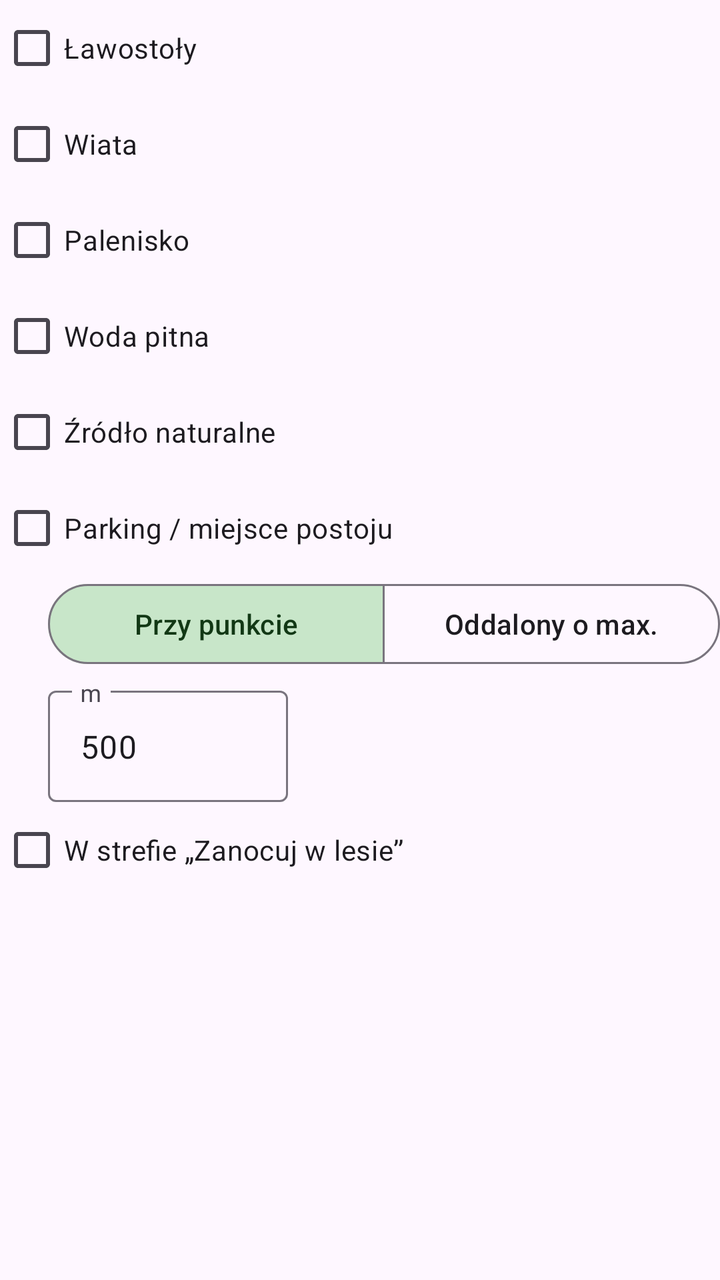
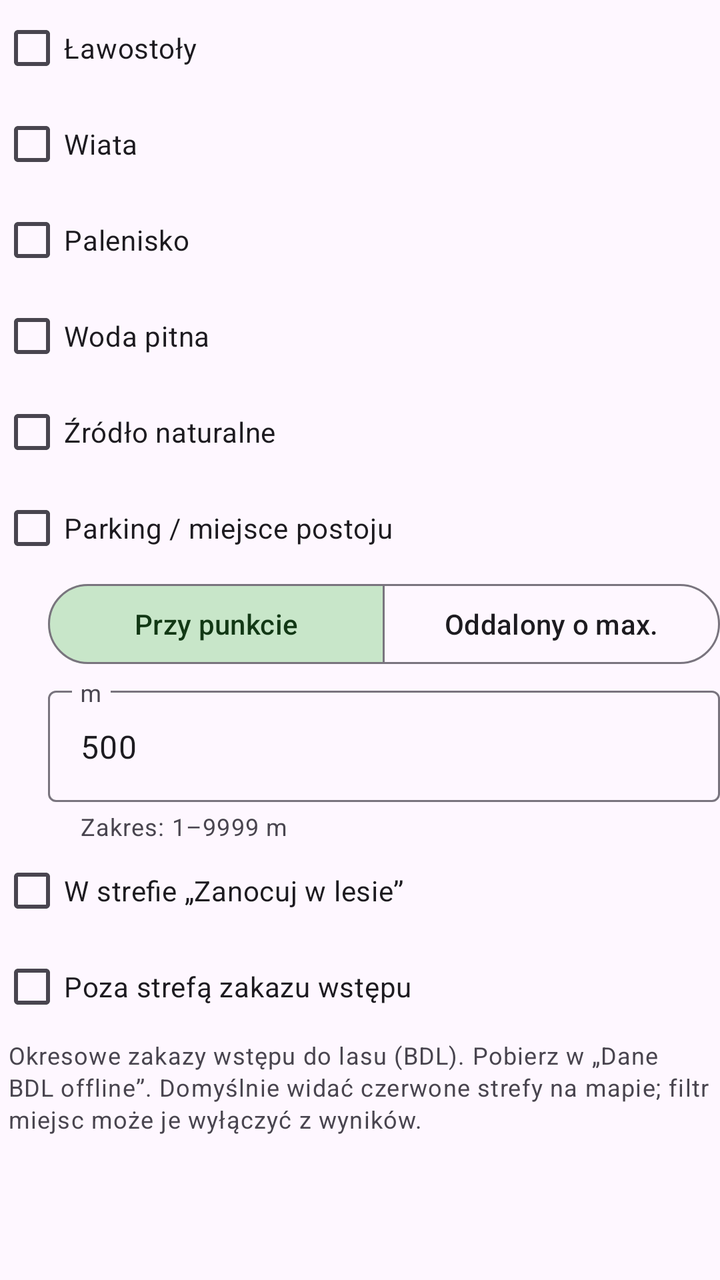

Two renders of the same Android screen: before a commit and after it. Below are the layout's source before the change and the commit's diff.
<!-- AndroidManifest.xml: application theme Theme.NaviLas -->
<!-- res/layout/browse_car_filter_controls.xml -->
<?xml version="1.0" encoding="utf-8"?>
<LinearLayout xmlns:android="http://schemas.android.com/apk/res/android"
    xmlns:app="http://schemas.android.com/apk/res-auto"
    android:layout_width="match_parent"
    android:layout_height="wrap_content"
    android:orientation="vertical">

    <CheckBox
        android:id="@+id/browseFilterLawostoly"
        android:layout_width="match_parent"
        android:layout_height="wrap_content"
        android:text="@string/browse_filter_lawostoly" />

    <CheckBox
        android:id="@+id/browseFilterWiata"
        android:layout_width="match_parent"
        android:layout_height="wrap_content"
        android:text="@string/browse_filter_wiata" />

    <CheckBox
        android:id="@+id/browseFilterPalenisko"
        android:layout_width="match_parent"
        android:layout_height="wrap_content"
        android:text="@string/browse_filter_palenisko" />

    <CheckBox
        android:id="@+id/browseFilterWodaPitna"
        android:layout_width="match_parent"
        android:layout_height="wrap_content"
        android:text="@string/browse_filter_woda_pitna" />

    <CheckBox
        android:id="@+id/browseFilterZrodlo"
        android:layout_width="match_parent"
        android:layout_height="wrap_content"
        android:text="@string/browse_filter_zrodlo" />

    <CheckBox
        android:id="@+id/browseFilterParking"
        android:layout_width="match_parent"
        android:layout_height="wrap_content"
        android:text="@string/browse_filter_parking" />

    <com.google.android.material.button.MaterialButtonToggleGroup
        android:id="@+id/browseParkingProximityToggle"
        android:layout_width="match_parent"
        android:layout_height="wrap_content"
        android:layout_marginStart="24dp"
        app:checkedButton="@+id/btnParkingNearPoint"
        app:selectionRequired="true"
        app:singleSelection="true">

        <com.google.android.material.button.MaterialButton
            android:id="@+id/btnParkingNearPoint"
            style="@style/Widget.Material3.Button.OutlinedButton"
            android:layout_width="0dp"
            android:layout_height="wrap_content"
            android:layout_weight="1"
            android:text="@string/browse_parking_near_point" />

        <com.google.android.material.button.MaterialButton
            android:id="@+id/btnParkingMaxDistance"
            style="@style/Widget.Material3.Button.OutlinedButton"
            android:layout_width="0dp"
            android:layout_height="wrap_content"
            android:layout_weight="1"
            android:text="@string/browse_parking_max_distance" />
    </com.google.android.material.button.MaterialButtonToggleGroup>

    <com.google.android.material.textfield.TextInputLayout
        android:id="@+id/browseParkingMaxMetersLayout"
        android:layout_width="120dp"
        android:layout_height="wrap_content"
        android:layout_marginStart="24dp"
        android:layout_marginTop="4dp"
        android:hint="@string/browse_parking_meters_hint">

        <com.google.android.material.textfield.TextInputEditText
            android:id="@+id/browseParkingMaxMeters"
            android:layout_width="match_parent"
            android:layout_height="wrap_content"
            android:imeOptions="actionDone"
            android:inputType="number"
            android:maxLength="4"
            android:text="500" />
    </com.google.android.material.textfield.TextInputLayout>

    <CheckBox
        android:id="@+id/browseFilterZanocuj"
        android:layout_width="match_parent"
        android:layout_height="wrap_content"
        android:text="@string/browse_filter_zanocuj" />
</LinearLayout>
<!-- resources referenced by this layout -->
<resources>
  <string name="browse_filter_lawostoly">Ławostoły</string>
  <string name="browse_filter_palenisko">Palenisko</string>
  <string name="browse_filter_parking">Parking / miejsce postoju</string>
  <string name="browse_filter_wiata">Wiata</string>
  <string name="browse_filter_woda_pitna">Woda pitna</string>
  <string name="browse_filter_zanocuj">W strefie „Zanocuj w lesie”</string>
  <string name="browse_filter_zrodlo">Źródło naturalne</string>
  <string name="browse_parking_max_distance">Oddalony o max.</string>
  <string name="browse_parking_meters_hint">m</string>
  <string name="browse_parking_near_point">Przy punkcie</string>
  <style name="Theme.NaviLas" parent="Theme.Material3.DayNight.NoActionBar">
          <item name="colorPrimary">@color/forest_green</item>
          <item name="colorOnPrimary">@color/forest_on_primary</item>
          <item name="colorPrimaryContainer">@color/forest_container</item>
          <item name="colorOnPrimaryContainer">@color/forest_on_container</item>
          <item name="colorSecondary">@color/forest_green</item>
          <item name="colorOnSecondary">@color/forest_on_primary</item>
          <item name="colorSecondaryContainer">@color/forest_container</item>
          <item name="colorOnSecondaryContainer">@color/forest_on_container</item>
          <item name="android:statusBarColor">@color/toolbar_green</item>
          <item name="android:navigationBarColor">?attr/colorSurface</item>
          <item name="android:windowLightStatusBar">false</item>
      </style>
  <color name="forest_green">#1B5E20</color>
  <color name="forest_on_primary">#FFFFFF</color>
  <color name="forest_container">#C8E6C9</color>
  <color name="forest_on_container">#123815</color>
  <color name="toolbar_green">#1B5E20</color>
</resources>

<!-- the commit's change to res/layout/browse_car_filter_controls.xml (unified diff, before → after) -->
@@ -69,11 +69,13 @@
 
     <com.google.android.material.textfield.TextInputLayout
         android:id="@+id/browseParkingMaxMetersLayout"
-        android:layout_width="120dp"
+        android:layout_width="match_parent"
         android:layout_height="wrap_content"
         android:layout_marginStart="24dp"
         android:layout_marginTop="4dp"
-        android:hint="@string/browse_parking_meters_hint">
+        android:hint="@string/browse_parking_meters_hint"
+        app:helperText="@string/browse_parking_meters_range"
+        app:helperTextEnabled="true">
 
         <com.google.android.material.textfield.TextInputEditText
             android:id="@+id/browseParkingMaxMeters"
@@ -90,4 +92,18 @@
         android:layout_width="match_parent"
         android:layout_height="wrap_content"
         android:text="@string/browse_filter_zanocuj" />
+
+    <CheckBox
+        android:id="@+id/browseFilterExcludeEntryBan"
+        android:layout_width="match_parent"
+        android:layout_height="wrap_content"
+        android:text="@string/browse_filter_exclude_entry_ban" />
+
+    <TextView
+        android:layout_width="match_parent"
+        android:layout_height="wrap_content"
+        android:paddingHorizontal="4dp"
+        android:paddingTop="2dp"
+        android:text="@string/entry_ban_hint"
+        android:textAppearance="?attr/textAppearanceBodySmall" />
 </LinearLayout>
<!-- resource entries referenced after the edit -->
@@ -1,5 +1,6 @@
 <!-- resources referenced by this layout -->
 <resources>
+  <string name="browse_filter_exclude_entry_ban">Poza strefą zakazu wstępu</string>
   <string name="browse_filter_lawostoly">Ławostoły</string>
   <string name="browse_filter_palenisko">Palenisko</string>
   <string name="browse_filter_parking">Parking / miejsce postoju</string>
@@ -9,7 +10,9 @@
   <string name="browse_filter_zrodlo">Źródło naturalne</string>
   <string name="browse_parking_max_distance">Oddalony o max.</string>
   <string name="browse_parking_meters_hint">m</string>
+  <string name="browse_parking_meters_range">Zakres: 1–9999 m</string>
   <string name="browse_parking_near_point">Przy punkcie</string>
+  <string name="entry_ban_hint">Okresowe zakazy wstępu do lasu (BDL). Pobierz w „Dane BDL offline”. Domyślnie widać czerwone strefy na mapie; filtr miejsc może je wyłączyć z wyników.</string>
   <style name="Theme.NaviLas" parent="Theme.Material3.DayNight.NoActionBar">
           <item name="colorPrimary">@color/forest_green</item>
           <item name="colorOnPrimary">@color/forest_on_primary</item>
